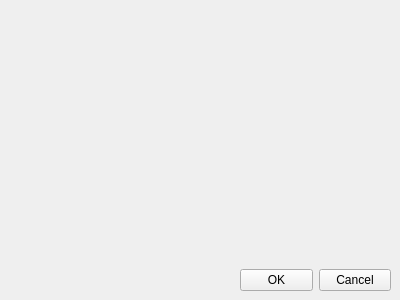
This is Bucci-Source/settings.ui in ElementalIndustries/Bucci-Source as Qt 5 draws it before an edit. The edited form follows.
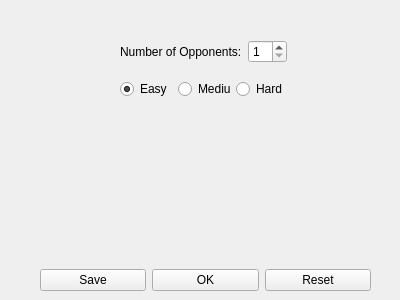
This is the edited form.

Commit message: Added preliminary AI code. Also added settings window functionality. Still need to implement settings into actual gameplay.

What changed in the file:
```diff
--- a/Bucci-Source/settings.ui
+++ b/Bucci-Source/settings.ui
@@ -16,13 +16,20 @@
   <widget class="QWidget" name="horizontalLayoutWidget">
    <property name="geometry">
     <rect>
-     <x>240</x>
+     <x>40</x>
      <y>260</y>
-     <width>151</width>
+     <width>331</width>
      <height>41</height>
     </rect>
    </property>
    <layout class="QHBoxLayout" name="horizontalLayout">
+    <item>
+     <widget class="QPushButton" name="save">
+      <property name="text">
+       <string>Save</string>
+      </property>
+     </widget>
+    </item>
     <item>
      <widget class="QPushButton" name="ok">
       <property name="text">
@@ -33,12 +40,73 @@
     <item>
      <widget class="QPushButton" name="cancel">
       <property name="text">
-       <string>Cancel</string>
+       <string>Reset</string>
       </property>
      </widget>
     </item>
    </layout>
   </widget>
+  <widget class="QWidget" name="verticalLayoutWidget">
+   <property name="geometry">
+    <rect>
+     <x>120</x>
+     <y>30</y>
+     <width>167</width>
+     <height>80</height>
+    </rect>
+   </property>
+   <layout class="QVBoxLayout" name="verticalLayout">
+    <item>
+     <layout class="QHBoxLayout" name="horizontalLayout_2">
+      <item>
+       <widget class="QLabel" name="opponentCountLabel">
+        <property name="text">
+         <string>Number of Opponents:</string>
+        </property>
+       </widget>
+      </item>
+      <item>
+       <widget class="QSpinBox" name="opponentCounter">
+        <property name="minimum">
+         <number>1</number>
+        </property>
+        <property name="maximum">
+         <number>3</number>
+        </property>
+       </widget>
+      </item>
+     </layout>
+    </item>
+    <item>
+     <layout class="QHBoxLayout" name="horizontalLayout_3">
+      <item>
+       <widget class="QRadioButton" name="easy">
+        <property name="text">
+         <string>Easy</string>
+        </property>
+        <property name="checked">
+         <bool>true</bool>
+        </property>
+       </widget>
+      </item>
+      <item>
+       <widget class="QRadioButton" name="medium">
+        <property name="text">
+         <string>Medium</string>
+        </property>
+       </widget>
+      </item>
+      <item>
+       <widget class="QRadioButton" name="hard">
+        <property name="text">
+         <string>Hard</string>
+        </property>
+       </widget>
+      </item>
+     </layout>
+    </item>
+   </layout>
+  </widget>
  </widget>
  <resources/>
  <connections/>
```
Left out of the diff: 2 changed lines with no effect on the pictures. The commit also changes 14 other files.
